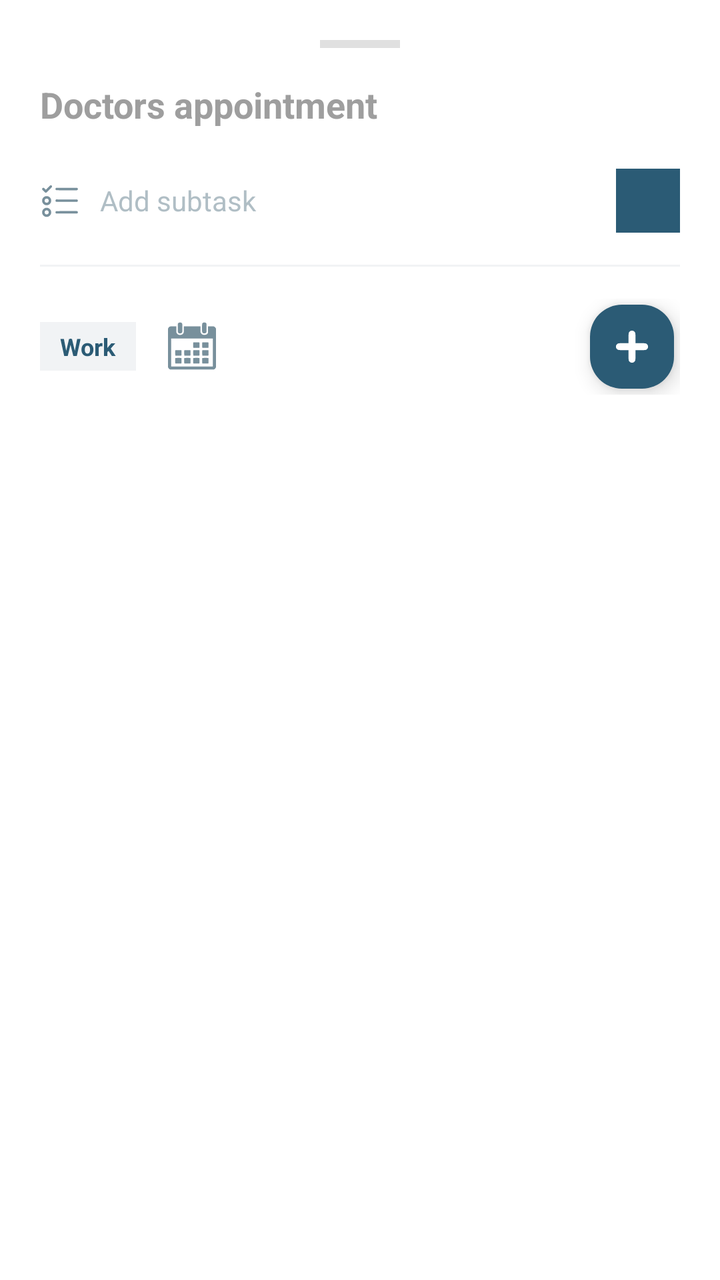
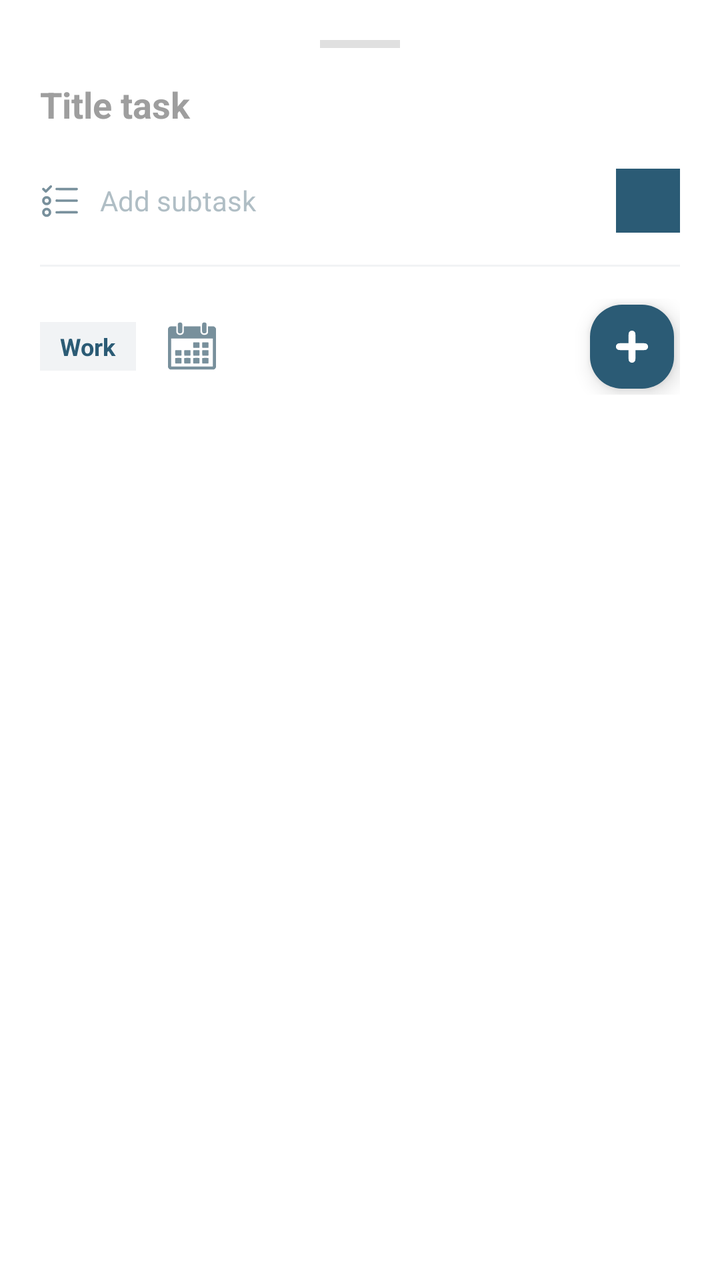

Screens rendered from an Android XML layout before and after an edit, with the pre-edit source and the edit as a unified diff.
<!-- AndroidManifest.xml: application theme Theme.Act1PGL -->
<!-- res/layout/bottom_sheet_add_task.xml -->
<?xml version="1.0" encoding="utf-8"?>
<LinearLayout xmlns:android="http://schemas.android.com/apk/res/android"
    xmlns:app="http://schemas.android.com/apk/res-auto"
    android:layout_width="match_parent"
    android:layout_height="wrap_content"
    android:background="#FFFFFF"
    android:orientation="vertical"
    android:padding="20dp">

    
    <View
        android:layout_width="40dp"
        android:layout_height="4dp"
        android:layout_gravity="center_horizontal"
        android:layout_marginBottom="16dp"
        android:background="#E0E0E0" />

    
    <EditText
        android:id="@+id/et_task_title"
        android:layout_width="match_parent"
        android:layout_height="wrap_content"
        android:background="@null"
        android:hint="Doctors appointment"
        android:textColor="#1A1A1A"
        android:textColorHint="#9E9E9E"
        android:textSize="18sp"
        android:textStyle="bold" />

    
    <LinearLayout
        android:id="@+id/container_subtasks"
        android:layout_width="match_parent"
        android:layout_height="wrap_content"
        android:layout_marginTop="12dp"
        android:orientation="vertical" />

    
    <LinearLayout
        android:layout_width="match_parent"
        android:layout_height="wrap_content"
        android:layout_marginTop="8dp"
        android:gravity="center_vertical"
        android:orientation="horizontal">

        <ImageView
            android:layout_width="20dp"
            android:layout_height="20dp"
            android:contentDescription="Subtask icon"
            android:src="@drawable/ic_tasks"
            app:tint="#78909C" />

        <EditText
            android:id="@+id/et_subtask_input"
            android:layout_width="0dp"
            android:layout_height="wrap_content"
            android:layout_marginStart="10dp"
            android:layout_weight="1"
            android:background="@null"
            android:hint="Add subtask"
            android:textColor="#1A1A1A"
            android:textColorHint="#B0BEC5"
            android:textSize="14sp" />

        <ImageButton
            android:id="@+id/btn_add_subtask"
            android:layout_width="32dp"
            android:layout_height="32dp"
            android:background="?attr/selectableItemBackgroundBorderless"
            android:contentDescription="Add subtask button"
            android:src="@drawable/ic_add"
            app:tint="#2B5B75" />
    </LinearLayout>

    <View
        android:layout_width="match_parent"
        android:layout_height="1dp"
        android:layout_marginVertical="16dp"
        android:background="#F1F3F5" />

    
    <RelativeLayout
        android:layout_width="match_parent"
        android:layout_height="wrap_content">

        <LinearLayout
            android:layout_width="wrap_content"
            android:layout_height="wrap_content"
            android:layout_alignParentStart="true"
            android:layout_centerVertical="true"
            android:gravity="center_vertical"
            android:orientation="horizontal">

            
            <TextView
                android:id="@+id/tv_category_selector"
                android:layout_width="wrap_content"
                android:layout_height="wrap_content"
                android:background="#F1F3F5"
                android:paddingHorizontal="10dp"
                android:paddingVertical="4dp"
                android:text="Work"
                android:textColor="#2B5B75"
                android:textSize="12sp"
                android:textStyle="bold" />

            <ImageView
                android:id="@+id/btn_pick_date"
                android:layout_width="24dp"
                android:layout_height="24dp"
                android:layout_marginStart="16dp"
                android:contentDescription="Calendar"
                android:src="@drawable/ic_calendar"
                app:tint="#78909C" />
        </LinearLayout>

        
        <com.google.android.material.floatingactionbutton.FloatingActionButton
            android:id="@+id/fab_save_task"
            android:layout_width="wrap_content"
            android:layout_height="wrap_content"
            android:layout_alignParentEnd="true"
            android:layout_centerVertical="true"
            android:contentDescription="Save Task"
            android:src="@drawable/ic_add"
            app:fabCustomSize="42dp"
            app:backgroundTint="#2B5B75"
            app:tint="#FFFFFF" />

    </RelativeLayout>
</LinearLayout>
<!-- resources referenced by this layout -->
<resources>
  <!-- drawable ic_add (drawable) -->
  <vector xmlns:android="http://schemas.android.com/apk/res/android"
      android:width="612dp"
      android:height="612dp"
      android:viewportWidth="612"
      android:viewportHeight="612">
    <path
        android:pathData="M295.5,102.3c-17.3,4.5 -30,18.5 -32.5,35.9 -0.5,3.5 -1,32.7 -1,65l0,58.8 -59.2,-0c-34,-0 -61.9,0.4 -65.3,1 -3.3,0.5 -8.9,2.4 -12.5,4.2 -26.1,12.8 -31.9,48.4 -11.5,69.4 6.2,6.3 15.3,11 24.1,12.4 3.3,0.6 31.9,1 65.2,1l59.2,-0 0,60.1c0,66.9 0.2,68.7 6.6,79.6 14.2,24.1 47.8,28.4 68,8.8 6.1,-6 10.8,-14.8 12.4,-23.4 0.6,-3.3 1,-28.7 1,-65.2l0,-59.9 59.9,-0c36.5,-0 61.9,-0.4 65.2,-1 23.5,-4.5 38.8,-26.3 35.2,-50 -2.9,-18.5 -17.9,-33.4 -36.4,-36 -3.5,-0.5 -32.8,-1 -65.1,-1l-58.7,-0 -0.3,-63.3 -0.3,-63.2 -2.3,-5.7c-7,-17.4 -21,-27.5 -39.2,-28.4 -4.2,-0.2 -9.7,0.2 -12.5,0.9z"
        android:fillColor="#000000"
        android:strokeColor="#00000000"/>
  </vector>
  <!-- drawable ic_calendar: vector/xml drawable (drawable, 4680 chars, omitted) -->
  <!-- drawable ic_tasks: vector/xml drawable (drawable, 2489 chars, omitted) -->
  <style name="Theme.Act1PGL" parent="Base.Theme.Act1PGL" />
  <style name="Base.Theme.Act1PGL" parent="Theme.Material3.DayNight.NoActionBar">
          
          
      </style>
</resources>

<!-- the commit's change to res/layout/bottom_sheet_add_task.xml (unified diff, before → after) -->
@@ -21,7 +21,7 @@
         android:layout_width="match_parent"
         android:layout_height="wrap_content"
         android:background="@null"
-        android:hint="Doctors appointment"
+        android:hint="Title task"
         android:textColor="#1A1A1A"
         android:textColorHint="#9E9E9E"
         android:textSize="18sp"
@@ -48,7 +48,7 @@
             android:layout_height="20dp"
             android:contentDescription="Subtask icon"
             android:src="@drawable/ic_tasks"
-            app:tint="#78909C" />
+            android:tint="#78909C" />
 
         <EditText
             android:id="@+id/et_subtask_input"
@@ -69,7 +69,7 @@
             android:background="?attr/selectableItemBackgroundBorderless"
             android:contentDescription="Add subtask button"
             android:src="@drawable/ic_add"
-            app:tint="#2B5B75" />
+            android:tint="#2B5B75" />
     </LinearLayout>
 
     <View
@@ -91,7 +91,6 @@
             android:gravity="center_vertical"
             android:orientation="horizontal">
 
-            
             <TextView
                 android:id="@+id/tv_category_selector"
                 android:layout_width="wrap_content"
@@ -111,8 +110,22 @@
                 android:layout_marginStart="16dp"
                 android:contentDescription="Calendar"
                 android:src="@drawable/ic_calendar"
-                app:tint="#78909C" />
+                android:tint="#78909C" />
         </LinearLayout>
+
+        
+        <ImageButton
+            android:id="@+id/btn_delete_task"
+            android:layout_width="42dp"
+            android:layout_height="42dp"
+            android:layout_toStartOf="@id/fab_save_task"
+            android:layout_centerVertical="true"
+            android:layout_marginEnd="12dp"
+            android:background="?attr/selectableItemBackgroundBorderless"
+            android:contentDescription="Eliminar Tarea"
+            android:src="@drawable/ic_menu"
+            android:tint="#D32F2F"
+            android:visibility="gone" />
 
         
         <com.google.android.material.floatingactionbutton.FloatingActionButton
@@ -123,8 +136,8 @@
             android:layout_centerVertical="true"
             android:contentDescription="Save Task"
             android:src="@drawable/ic_add"
+            app:backgroundTint="#2B5B75"
             app:fabCustomSize="42dp"
-            app:backgroundTint="#2B5B75"
             app:tint="#FFFFFF" />
 
     </RelativeLayout>
<!-- resource entries referenced after the edit -->
@@ -12,6 +12,25 @@
         android:strokeColor="#00000000"/>
   </vector>
   <!-- drawable ic_calendar: vector/xml drawable (drawable, 4680 chars, omitted) -->
+  <!-- drawable ic_menu (drawable) -->
+  <vector xmlns:android="http://schemas.android.com/apk/res/android"
+      android:width="512dp"
+      android:height="512dp"
+      android:viewportWidth="512"
+      android:viewportHeight="512">
+    <path
+        android:pathData="M36.6,65.6c-25.5,6.2 -41.5,32.2 -35.1,56.9 2.4,8.9 7.2,17 13.7,23.1 6.4,5.8 10.1,8 18.8,11 5.3,1.8 12.4,1.9 222.5,1.9l217,-0 5.9,-2.3c8.8,-3.3 13.5,-6.4 19.3,-12.4 5.8,-6.2 9.6,-13.2 11.8,-21.5 6.5,-24.8 -9.8,-50.7 -35.6,-56.8 -9.4,-2.2 -429.1,-2.1 -438.3,0.1z"
+        android:fillColor="#000000"
+        android:strokeColor="#00000000"/>
+    <path
+        android:pathData="M35.3,210.5c-12.2,3.3 -23.8,12.3 -29.5,23.1 -14.5,27.1 0,60.1 29.9,67.9 5,1.3 33.3,1.5 220.3,1.5 235,-0 219.9,0.4 231.4,-5.8 7.4,-3.9 15.7,-12.6 19.5,-20.3 13.2,-26.9 -1.5,-58.8 -30.6,-66.4 -8.4,-2.2 -432.9,-2.1 -441,-0z"
+        android:fillColor="#000000"
+        android:strokeColor="#00000000"/>
+    <path
+        android:pathData="M40.4,354.1c-18.1,2.3 -34,16.9 -38.9,35.4 -6.5,25.2 10.2,51.5 36.2,57 10.2,2.2 426.4,2.2 436.6,-0 26,-5.5 42.7,-31.8 36.2,-57 -5,-19 -20.7,-33 -39.8,-35.5 -8.8,-1.1 -421.5,-1.1 -430.3,0.1z"
+        android:fillColor="#000000"
+        android:strokeColor="#00000000"/>
+  </vector>
   <!-- drawable ic_tasks: vector/xml drawable (drawable, 2489 chars, omitted) -->
   <style name="Theme.Act1PGL" parent="Base.Theme.Act1PGL" />
   <style name="Base.Theme.Act1PGL" parent="Theme.Material3.DayNight.NoActionBar">
